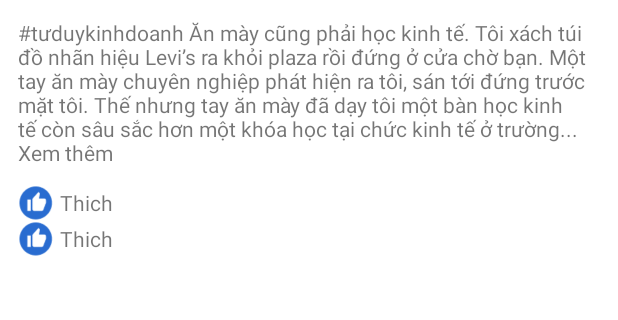
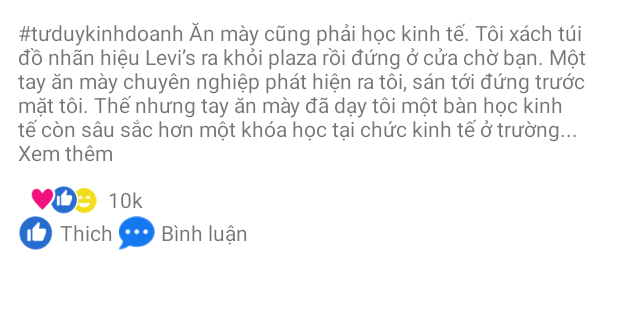
Before and after one commit to kreazyme/Mentorship, an Android app: the layout forum_screen.xml on its own in the app's theme, with its tools: preview values and no code run, on a phone screen of 412 x 824 dp, the part 252-572 px from its top. Run offline under Robolectric (Android 15) with nearby library versions, the phone set to English and light mode, and no system bars.

Commit message:
fix layout

```diff
--- a/app/src/main/res/layout/forum_screen.xml
+++ b/app/src/main/res/layout/forum_screen.xml
@@ -92,11 +92,24 @@ Xem thêm"
         android:paddingVertical="12dp"
         android:layout_height="wrap_content"/>
     <LinearLayout
+        android:layout_width="wrap_content"
+        android:layout_height="wrap_content">
+        <ImageView
+            android:layout_width="60dp"
+            android:src="@drawable/reaction_icon"
+            android:layout_height="20dp"/>
+        <TextView
+            android:layout_width="wrap_content"
+            android:text="10k"
+            android:layout_height="wrap_content"/>
+    </LinearLayout>
+    <LinearLayout
         android:layout_width="match_parent"
-        android:orientation="vertical"
+        android:orientation="horizontal"
         android:layout_height="wrap_content">
         <LinearLayout
-        android:layout_width="match_parent"
+            android:layout_width="wrap_content"
+            android:layout_gravity="center"
             android:orientation="horizontal"
             android:layout_height="wrap_content">
             <ImageView
@@ -112,16 +125,18 @@ Xem thêm"
                 android:layout_height="wrap_content"/>
         </LinearLayout>
         <LinearLayout
-            android:layout_width="match_parent"
+            android:layout_width="wrap_content"
+            android:orientation="horizontal"
+            android:layout_gravity="center"
             android:layout_height="wrap_content">
             <ImageView
                 android:layout_width="24dp"
-                android:src="@drawable/like_button"
-                android:id="@+id/btn_comment"
+                android:src="@drawable/comment_icon"
+                android:id="@+id/btnComment"
                 android:layout_height="24dp"/>
             <TextView
                 android:layout_width="wrap_content"
-                android:text="Thich"
+                android:text="Bình luận"
                 android:layout_gravity="center"
                 android:paddingHorizontal="4dp"
                 android:layout_height="wrap_content"/>
```
Also changed, not shown: app/src/main/res/drawable/comment_icon.png (added), app/src/main/res/drawable/reaction_icon.png (added). Lines whose indentation alone changed are shown as unchanged.
